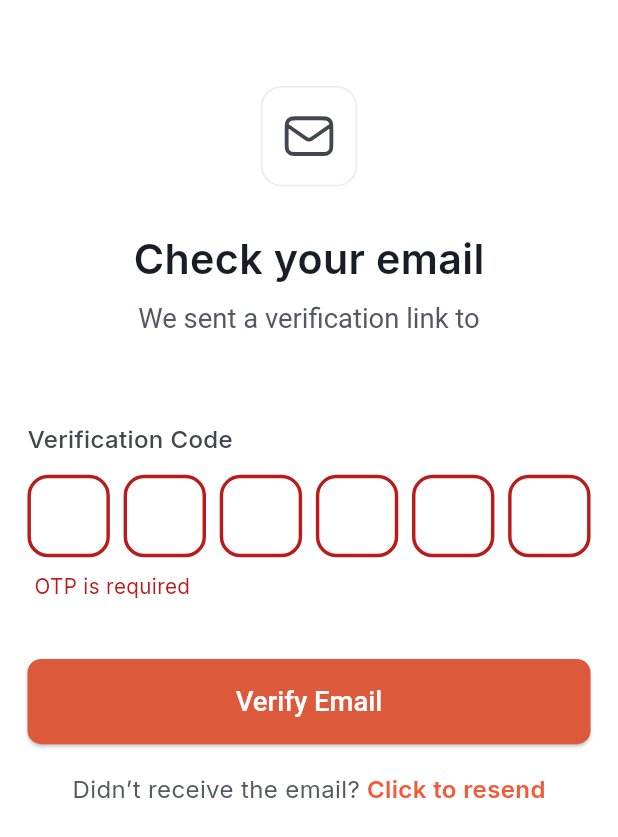
After one commit to sohel10h/any-service-app, a Flutter app: the OtpVerificationScreen screen opened by its route, after a tap on "Verify Email", on a phone screen of 412 x 824 dp. The commit adds this screen. Shown: the top 837 px of the screen. Run offline on Flutter 3.47's test engine with Material 3 defaults, Android fonts, the phone set to English and light mode, and no system bars; drawn by our look-alikes of pinput; our stand-ins replace flutter_screenutil, flutter_svg, form_field_validator, get, get_storage, google_fonts; missing offline and left inert: flutter_intl_phone_field; accounts and stored records are empty.

Commit message:
Add :sparkles: OtpVerificationScreen designs

```diff
--- a/lib/bindings/view_model_bindings.dart
+++ b/lib/bindings/view_model_bindings.dart
@@ -5,6 +5,7 @@ import 'package:service_la/view/screens/landing/controller/landing_controller.da
 import 'package:service_la/view/screens/settings/controller/settings_controller.dart';
 import 'package:service_la/view/screens/auth/sign_in/controller/sign_in_controller.dart';
 import 'package:service_la/view/screens/auth/sign_up/controller/sign_up_controller.dart';
+import 'package:service_la/view/screens/auth/verification/controller/otp_verification_controller.dart';
 
 class ViewModelBindings extends Bindings {
   @override
@@ -15,5 +16,6 @@ class ViewModelBindings extends Bindings {
     Get.lazyPut<SignUpController>(() => SignUpController(), fenix: true);
     Get.lazyPut<HomeController>(() => HomeController(), fenix: true);
     Get.lazyPut<SettingsController>(() => SettingsController(), fenix: true);
+    Get.lazyPut<OtpVerificationController>(() => OtpVerificationController(), fenix: true);
   }
 }
--- a/lib/common/utils/app_colors.dart
+++ b/lib/common/utils/app_colors.dart
@@ -23,6 +23,7 @@ class AppColors {
   static Color text414651 = colorFromHex('#414651');
   static Color text717680 = colorFromHex('#414651');
   static Color textF25B39 = colorFromHex('#F25B39');
+  static Color text090A0A = colorFromHex('#090A0A');
   static Color containerB63B1F = colorFromHex('#B63B1F');
   static Color container4485FD = colorFromHex('#4485FD');
   static Color containerA584FF = colorFromHex('#A584FF');
--- a/lib/routes/app_pages.dart
+++ b/lib/routes/app_pages.dart
@@ -6,6 +6,7 @@ import 'package:service_la/view/screens/landing/landing_screen.dart';
 import 'package:service_la/view/screens/settings/settings_screen.dart';
 import 'package:service_la/view/screens/auth/sign_in/sign_in_screen.dart';
 import 'package:service_la/view/screens/auth/sign_up/sign_up_screen.dart';
+import 'package:service_la/view/screens/auth/verification/otp_verification_screen.dart';
 
 abstract class AppPages {
   static const initial = AppRoutes.splashScreen;
@@ -35,5 +36,9 @@ abstract class AppPages {
       name: AppRoutes.settingsScreen,
       page: () => const SettingsScreen(),
     ),
+    GetPage(
+      name: AppRoutes.otpVerificationScreen,
+      page: () => const OtpVerificationScreen(),
+    ),
   ];
 }
--- a/lib/routes/app_routes.dart
+++ b/lib/routes/app_routes.dart
@@ -5,4 +5,5 @@ abstract class AppRoutes {
   static const String sigUpScreen = '/sigUpScreen';
   static const String homeScreen = '/homeScreen';
   static const String settingsScreen = '/settingsScreen';
+  static const String otpVerificationScreen = '/otpVerificationScreen';
 }
--- a/lib/view/screens/auth/sign_in/sign_in_screen.dart
+++ b/lib/view/screens/auth/sign_in/sign_in_screen.dart
@@ -37,6 +37,7 @@ class SigInScreen extends GetWidget<SignInController> {
                       color: AppColors.text181D27,
                       fontWeight: FontWeight.w600,
                     ),
+                    textAlign: TextAlign.center,
                   ),
                 ),
                 SizedBox(height: 8.h),
--- a/lib/view/screens/auth/sign_up/controller/sign_up_controller.dart
+++ b/lib/view/screens/auth/sign_up/controller/sign_up_controller.dart
@@ -27,6 +27,20 @@ class SignUpController extends GetxController {
     _addListenerFocusNodes();
   }
 
+  void registerButtonOnTap() {
+    if (!(formKey.currentState?.validate() ?? true)) {
+      return;
+    }
+    _goToOtpVerificationScreen();
+  }
+
+  void _goToOtpVerificationScreen() => Get.offAllNamed(
+        AppRoutes.otpVerificationScreen,
+        arguments: {
+          "email": emailController.text,
+        },
+      );
+
   void goToSignInScreen() => Get.offAllNamed(AppRoutes.sigInScreen);
 
   void _addListenerFocusNodes() {
--- a/lib/view/screens/auth/sign_up/sign_up_screen.dart
+++ b/lib/view/screens/auth/sign_up/sign_up_screen.dart
@@ -40,6 +40,7 @@ class SigUpScreen extends GetWidget<SignUpController> {
                           color: AppColors.text181D27,
                           fontWeight: FontWeight.w600,
                         ),
+                        textAlign: TextAlign.center,
                       ),
                       SizedBox(height: 8.h),
                       Text(
@@ -49,6 +50,7 @@ class SigUpScreen extends GetWidget<SignUpController> {
                           color: AppColors.text535862,
                           fontWeight: FontWeight.w400,
                         ),
+                        textAlign: TextAlign.center,
                       ),
                       SizedBox(height: 24.h),
                       Form(
@@ -156,11 +158,7 @@ class SigUpScreen extends GetWidget<SignUpController> {
                   SizedBox(
                     width: double.infinity,
                     child: ElevatedButton(
-                      onPressed: () {
-                        if (!(controller.formKey.currentState?.validate() ?? true)) {
-                          return;
-                        }
-                      },
+                      onPressed: controller.registerButtonOnTap,
                       child: const Text("Register"),
                     ),
                   ),
--- /dev/null
+++ b/lib/view/screens/auth/verification/controller/otp_verification_controller.dart
@@ -0,0 +1,40 @@
+import 'package:get/get.dart';
+import 'package:flutter/material.dart';
+
+class OtpVerificationController extends GetxController {
+  String email = "";
+  String otpNumber = "";
+  final formKey = GlobalKey<FormState>();
+  TextEditingController otpController = TextEditingController();
+  FocusNode otpFocusNode = FocusNode();
+
+  @override
+  void onInit() {
+    super.onInit();
+    _getArguments();
+    _addListenerFocusNodes();
+  }
+
+  void verifyEmailButtonOnTap() {
+    if (!(formKey.currentState?.validate() ?? true)) {
+      return;
+    }
+  }
+
+  void _addListenerFocusNodes() {
+    otpFocusNode.addListener(update);
+  }
+
+  void _getArguments() {
+    if (Get.arguments != null) {
+      email = Get.arguments["email"];
+    }
+  }
+
+  @override
+  void onClose() {
+    otpController.dispose();
+    otpFocusNode.dispose();
+    super.onClose();
+  }
+}
--- /dev/null
+++ b/lib/view/screens/auth/verification/otp_verification_screen.dart
@@ -0,0 +1,141 @@
+import 'package:get/get.dart';
+import 'package:pinput/pinput.dart';
+import 'package:flutter/material.dart';
+import 'package:flutter_svg/flutter_svg.dart';
+import 'package:service_la/common/utils/app_colors.dart';
+import 'package:flutter_screenutil/flutter_screenutil.dart';
+import 'package:service_la/common/utils/validators.dart';
+import 'package:service_la/view/screens/auth/verification/controller/otp_verification_controller.dart';
+import 'package:service_la/view/widgets/text_field/custom_otp_field.dart';
+
+class OtpVerificationScreen extends GetWidget<OtpVerificationController> {
+  const OtpVerificationScreen({super.key});
+
+  @override
+  Widget build(BuildContext context) {
+    return Scaffold(
+      body: SingleChildScrollView(
+        child: SafeArea(
+          child: Column(
+            children: [
+              SizedBox(height: 48.h),
+              Container(
+                width: 56.w,
+                height: 56.h,
+                padding: EdgeInsets.all(4.sp),
+                decoration: BoxDecoration(
+                  borderRadius: BorderRadius.circular(12.r),
+                  border: Border.all(color: AppColors.dividerE9EAEB),
+                ),
+                child: Transform.scale(
+                  scale: .7,
+                  child: SvgPicture.asset(
+                    "assets/svgs/email.svg",
+                    width: 28.w,
+                    height: 28.h,
+                    fit: BoxFit.contain,
+                  ),
+                ),
+              ),
+              SizedBox(height: 24.h),
+              Text(
+                "Check your email",
+                style: TextStyle(
+                  fontSize: 24.sp,
+                  color: AppColors.text181D27,
+                  fontWeight: FontWeight.w600,
+                ),
+              ),
+              SizedBox(height: 8.h),
+              Padding(
+                padding: EdgeInsets.symmetric(horizontal: 16.w),
+                child: RichText(
+                  textAlign: TextAlign.center,
+                  text: TextSpan(
+                    children: [
+                      TextSpan(
+                        text: "We sent a verification link to\n",
+                        style: TextStyle(
+                          fontSize: 16.sp,
+                          color: AppColors.text535862,
+                          fontWeight: FontWeight.w400,
+                        ),
+                      ),
+                      TextSpan(
+                        text: controller.email,
+                        style: TextStyle(
+                          fontSize: 16.sp,
+                          color: AppColors.text535862,
+                          fontWeight: FontWeight.w500,
+                        ),
+                      )
+                    ],
+                  ),
+                ),
+              ),
+              SizedBox(height: 32.h),
+              Padding(
+                padding: EdgeInsets.symmetric(horizontal: 16.w),
+                child: Form(
+                  key: controller.formKey,
+                  child: CustomOtpField(
+                    label: "Verification Code",
+                    controller: controller.otpController,
+                    focusNode: controller.otpFocusNode,
+                    length: 6,
+                    onChanged: (value) => controller.otpNumber = value,
+                    validator: Validators.otp.call,
+                  ),
+                ),
+              ),
+              SizedBox(height: 32.h),
+              SizedBox(
+                width: double.infinity,
+                child: Padding(
+                  padding: EdgeInsets.symmetric(horizontal: 16.sp),
+                  child: ElevatedButton(
+                    onPressed: controller.verifyEmailButtonOnTap,
+                    child: const Text("Verify Email"),
+                  ),
+                ),
+              ),
+              SizedBox(height: 16.h),
+              Padding(
+                padding: EdgeInsets.symmetric(horizontal: 16.w),
+                child: Row(
+                  mainAxisAlignment: MainAxisAlignment.center,
+                  children: [
+                    Flexible(
+                      child: Text(
+                        "Didn’t receive the email?",
+                        style: TextStyle(
+                          fontSize: 14.sp,
+                          color: AppColors.text535862,
+                          fontWeight: FontWeight.w400,
+                        ),
+                        overflow: TextOverflow.ellipsis,
+                      ),
+                    ),
+                    SizedBox(width: 4.w),
+                    GestureDetector(
+                      onTap: () {},
+                      child: Text(
+                        "Click to resend",
+                        style: TextStyle(
+                          fontSize: 14.sp,
+                          color: AppColors.textF25B39,
+                          fontWeight: FontWeight.w600,
+                        ),
+                      ),
+                    ),
+                  ],
+                ),
+              ),
+              SizedBox(height: 24.h),
+            ],
+          ),
+        ),
+      ),
+    );
+  }
+}
--- /dev/null
+++ b/lib/view/widgets/text_field/custom_otp_field.dart
@@ -0,0 +1,169 @@
+import 'package:pinput/pinput.dart';
+import 'package:flutter/material.dart';
+import 'package:service_la/common/utils/app_colors.dart';
+import 'package:flutter_screenutil/flutter_screenutil.dart';
+
+class CustomOtpField extends StatefulWidget {
+  final TextEditingController controller;
+  final FocusNode focusNode;
+  final String? label;
+  final TextStyle? labelStyle;
+  final int length;
+  final double? boxSize;
+  final TextStyle? textStyle;
+  final Color? fillColor;
+  final Color? borderColor;
+  final Color? focusedBorderColor;
+  final Function(String value)? onChanged;
+  final String? Function(String?)? validator;
+
+  const CustomOtpField({
+    super.key,
+    required this.controller,
+    required this.focusNode,
+    this.label,
+    this.labelStyle,
+    this.length = 6,
+    this.boxSize,
+    this.textStyle,
+    this.fillColor,
+    this.borderColor,
+    this.focusedBorderColor,
+    this.onChanged,
+    this.validator,
+  });
+
+  @override
+  State<CustomOtpField> createState() => _CustomOtpFieldState();
+}
+
+class _CustomOtpFieldState extends State<CustomOtpField> {
+  late bool isFocused;
+
+  @override
+  void initState() {
+    super.initState();
+    isFocused = widget.focusNode.hasFocus;
+    widget.focusNode.addListener(_handleFocusChange);
+  }
+
+  void _handleFocusChange() {
+    if (isFocused != widget.focusNode.hasFocus) {
+      setState(() {
+        isFocused = widget.focusNode.hasFocus;
+      });
+    }
+  }
+
+  @override
+  void dispose() {
+    widget.focusNode.removeListener(_handleFocusChange);
+    super.dispose();
+  }
+
+  @override
+  Widget build(BuildContext context) {
+    final baseTextStyle = widget.textStyle ??
+        TextStyle(
+          fontSize: 16.sp,
+          color: AppColors.text090A0A,
+          fontWeight: FontWeight.w400,
+        );
+
+    final baseBorderColor = widget.borderColor ?? AppColors.borderE3E5E5;
+    final focusedColor = widget.focusedBorderColor ?? AppColors.textF25B39;
+    final errorColor = Theme.of(context).colorScheme.error;
+
+    final pinTheme = PinTheme(
+      width: widget.boxSize ?? 48.w,
+      height: widget.boxSize ?? 48.w,
+      textStyle: baseTextStyle,
+      decoration: BoxDecoration(
+        color: widget.fillColor ?? AppColors.white,
+        borderRadius: BorderRadius.circular(12.r),
+        border: Border.all(color: baseBorderColor),
+      ),
+    );
+
+    final focusedPinTheme = pinTheme.copyWith(
+      decoration: BoxDecoration(
+        color: widget.fillColor ?? AppColors.white,
+        borderRadius: BorderRadius.circular(12.r),
+        border: Border.all(color: focusedColor, width: 2.w),
+      ),
+    );
+
+    final errorPinTheme = pinTheme.copyWith(
+      decoration: BoxDecoration(
+        color: widget.fillColor ?? AppColors.white,
+        borderRadius: BorderRadius.circular(12.r),
+        border: Border.all(color: errorColor, width: 2.w),
+      ),
+    );
+
+    return Column(
+      crossAxisAlignment: CrossAxisAlignment.start,
+      children: [
+        if (widget.label != null) ...[
+          Text(
+            widget.label!,
+            style: widget.labelStyle ??
+                TextStyle(
+                  fontSize: 14.sp,
+                  color: AppColors.text414651,
+                  fontWeight: FontWeight.w500,
+                ),
+          ),
+          SizedBox(height: 10.h),
+        ],
+        FormField<String>(
+          initialValue: widget.controller.text,
+          validator: widget.validator,
+          builder: (FormFieldState<String> fieldState) {
+            final currentDefaultTheme = fieldState.hasError ? errorPinTheme : pinTheme;
+            final currentFocusedTheme = fieldState.hasError ? errorPinTheme : focusedPinTheme;
+
+            return Column(
+              crossAxisAlignment: CrossAxisAlignment.start,
+              children: [
+                Pinput(
+                  length: widget.length,
+                  controller: widget.controller,
+                  focusNode: widget.focusNode,
+                  keyboardType: TextInputType.number,
+                  defaultPinTheme: currentDefaultTheme,
+                  focusedPinTheme: currentFocusedTheme,
+                  errorPinTheme: errorPinTheme,
+                  separatorBuilder: (index) => SizedBox(width: 8.w),
+                  onChanged: (value) {
+                    widget.onChanged?.call(value);
+                    fieldState.didChange(value);
+                    if (fieldState.hasError) {
+                      fieldState.validate();
+                    }
+                  },
+                  cursor: Container(
+                    width: 1.5.w,
+                    height: 22.h,
+                    color: focusedColor,
+                  ),
+                ),
+                if (fieldState.hasError)
+                  Padding(
+                    padding: EdgeInsets.only(top: 8.h, left: 4.w),
+                    child: Text(
+                      fieldState.errorText ?? "",
+                      style: TextStyle(
+                        fontSize: 12.sp,
+                        color: errorColor,
+                      ),
+                    ),
+                  ),
+              ],
+            );
+          },
+        ),
+      ],
+    );
+  }
+}
--- a/pubspec.yaml
+++ b/pubspec.yaml
@@ -44,6 +44,7 @@ dependencies:
   form_field_validator: ^1.1.0
   cached_network_image: ^3.4.1
   flutter_intl_phone_field: ^0.0.7
+  pinput: ^5.0.2
 
 dev_dependencies:
   flutter_test:
```
Also changed, not shown: assets/svgs/email.svg (added), pubspec.lock.
